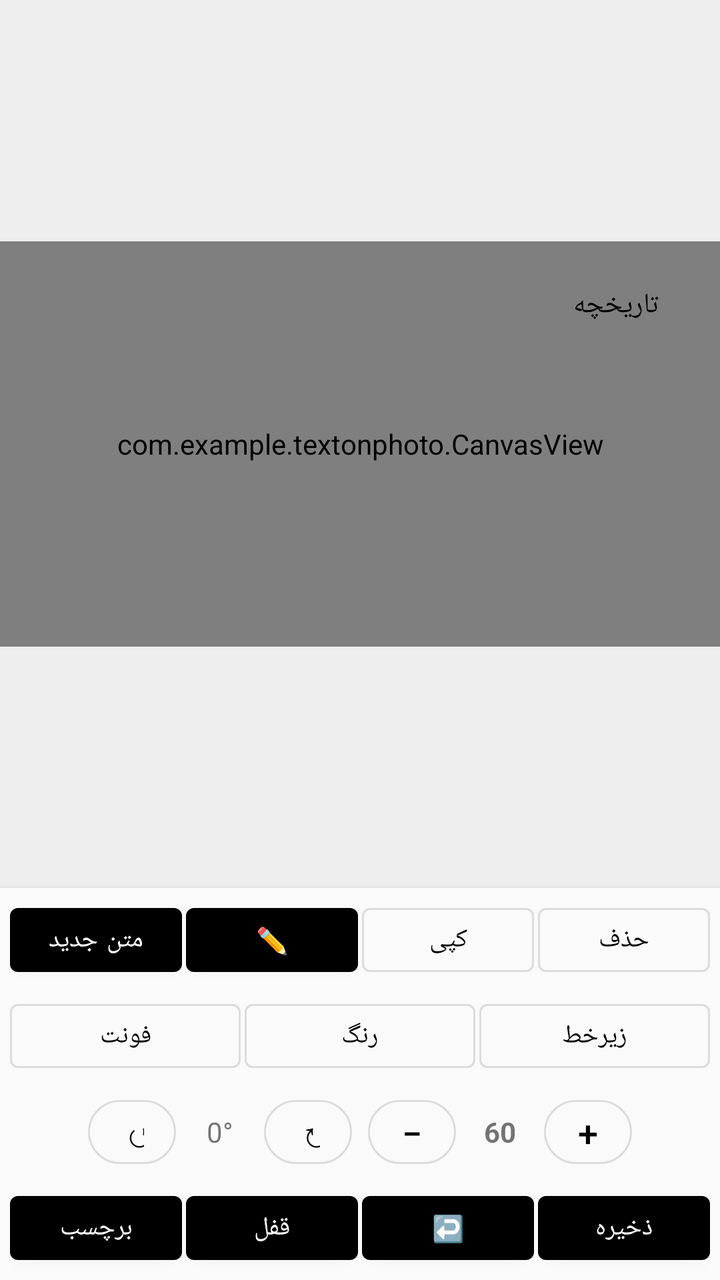
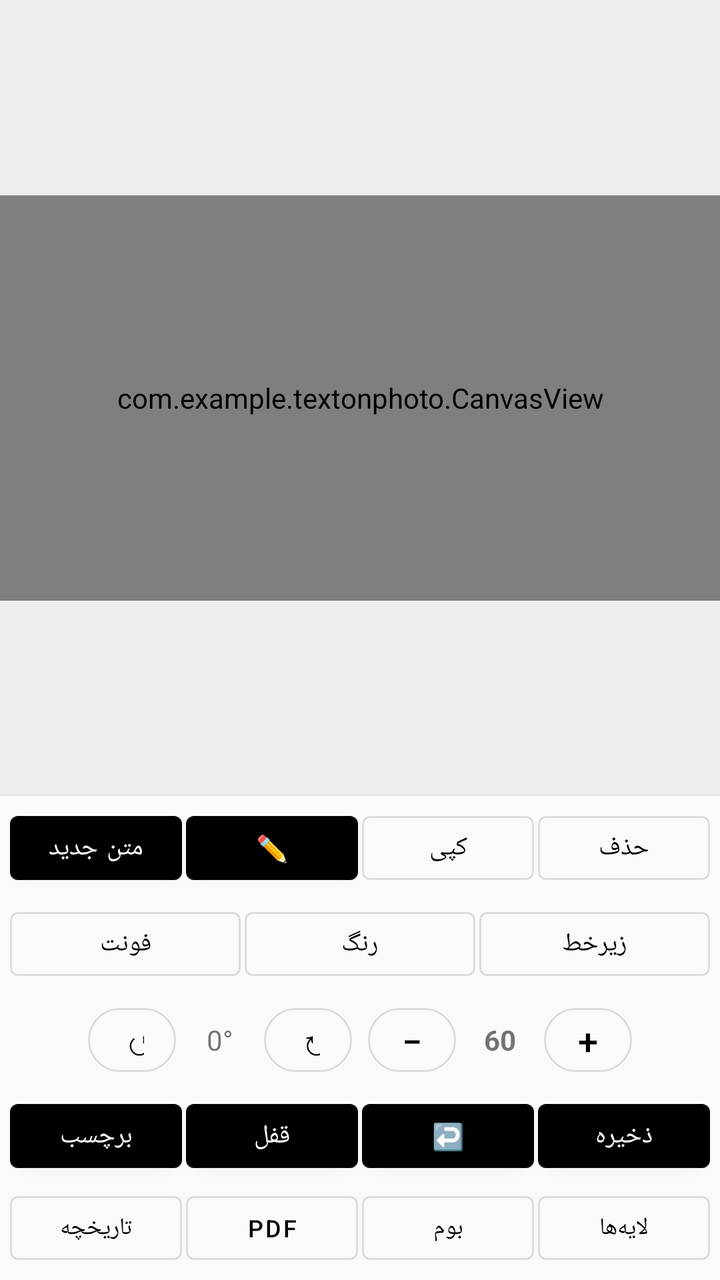

Two renders of the same Android screen: before a commit and after it. Below are the layout's source before the change and the commit's diff.
<!-- AndroidManifest.xml: application theme Theme.TextOnPhoto -->
<!-- res/layout/activity_main.xml -->
<?xml version="1.0" encoding="utf-8"?>
<androidx.constraintlayout.widget.ConstraintLayout xmlns:android="http://schemas.android.com/apk/res/android"
    xmlns:app="http://schemas.android.com/apk/res-auto"
    android:layout_width="match_parent"
    android:layout_height="match_parent"
    android:background="#EEEEEE">

    
    <FrameLayout
        android:id="@+id/canvasContainer"
        android:layout_width="0dp"
        android:layout_height="0dp"
        app:layout_constraintTop_toTopOf="parent"
        app:layout_constraintBottom_toTopOf="@+id/buttonPanel"
        app:layout_constraintStart_toStartOf="parent"
        app:layout_constraintEnd_toEndOf="parent"
        app:layout_constraintVertical_bias="0.5"
        app:layout_constraintDimensionRatio="16:9">

        <com.example.textonphoto.CanvasView
            android:id="@+id/canvasView"
            android:layout_width="match_parent"
            android:layout_height="match_parent"
            android:background="@android:color/white" />

        <com.google.android.material.button.MaterialButton
            android:id="@+id/btnHistory"
            style="@style/Widget.MaterialComponents.Button.TextButton"
            android:layout_width="wrap_content"
            android:layout_height="wrap_content"
            android:text="تاریخچه"
            android:textSize="14sp"
            android:layout_gravity="top|end"
            android:layout_margin="8dp"
            app:cornerRadius="16dp" />
    </FrameLayout>

    
    <LinearLayout
        android:id="@+id/buttonPanel"
        android:layout_width="match_parent"
        android:layout_height="wrap_content"
        android:orientation="vertical"
        android:gravity="center_horizontal"
        android:padding="4dp"
        android:background="#FAFAFA"
        android:elevation="4dp"
        app:layout_constraintBottom_toBottomOf="parent"
        app:layout_constraintStart_toStartOf="parent"
        app:layout_constraintEnd_toEndOf="parent">

        
        <LinearLayout
            android:layout_width="match_parent"
            android:layout_height="wrap_content"
            android:gravity="center"
            android:paddingBottom="2dp">

            <com.google.android.material.button.MaterialButton
                android:id="@+id/btnAddText"
                style="@style/Widget.MaterialComponents.Button"
                android:layout_width="0dp" android:layout_height="44dp" android:layout_weight="1"
                android:text="متن جدید" android:textSize="13sp" android:layout_marginHorizontal="1dp" />

            <com.google.android.material.button.MaterialButton
                android:id="@+id/btnEdit"
                style="@style/Widget.MaterialComponents.Button"
                android:layout_width="0dp" android:layout_height="44dp" android:layout_weight="1"
                android:text="✏️" android:textSize="13sp" android:layout_marginHorizontal="1dp" />

            <com.google.android.material.button.MaterialButton
                android:id="@+id/btnCopy"
                style="@style/Widget.MaterialComponents.Button.OutlinedButton"
                android:layout_width="0dp" android:layout_height="44dp" android:layout_weight="1"
                android:text="کپی" android:textSize="13sp" android:layout_marginHorizontal="1dp" />

            <com.google.android.material.button.MaterialButton
                android:id="@+id/btnDelete"
                style="@style/Widget.MaterialComponents.Button.OutlinedButton"
                android:layout_width="0dp" android:layout_height="44dp" android:layout_weight="1"
                android:text="حذف" android:textSize="13sp" android:layout_marginHorizontal="1dp" />
        </LinearLayout>

        
        <LinearLayout
            android:layout_width="match_parent"
            android:layout_height="wrap_content"
            android:gravity="center"
            android:paddingVertical="2dp">

            <com.google.android.material.button.MaterialButton
                android:id="@+id/btnFont"
                style="@style/Widget.MaterialComponents.Button.OutlinedButton"
                android:layout_width="0dp" android:layout_height="44dp" android:layout_weight="1"
                android:text="فونت" android:textSize="13sp" android:layout_marginHorizontal="1dp" />

            <com.google.android.material.button.MaterialButton
                android:id="@+id/btnColor"
                style="@style/Widget.MaterialComponents.Button.OutlinedButton"
                android:layout_width="0dp" android:layout_height="44dp" android:layout_weight="1"
                android:text="رنگ" android:textSize="13sp" android:layout_marginHorizontal="1dp" />

            <com.google.android.material.button.MaterialButton
                android:id="@+id/btnStyle"
                style="@style/Widget.MaterialComponents.Button.OutlinedButton"
                android:layout_width="0dp" android:layout_height="44dp" android:layout_weight="1"
                android:text="زیرخط" android:textSize="13sp" android:layout_marginHorizontal="1dp" />
        </LinearLayout>

        
        <LinearLayout
            android:layout_width="match_parent"
            android:layout_height="wrap_content"
            android:gravity="center"
            android:paddingVertical="2dp">

            <com.google.android.material.button.MaterialButton
                android:id="@+id/btnRotateLeft"
                style="@style/Widget.MaterialComponents.Button.OutlinedButton"
                android:layout_width="44dp" android:layout_height="44dp"
                android:text="↺" android:textSize="18sp"
                android:layout_marginEnd="2dp"
                app:cornerRadius="22dp" />

            <TextView
                android:id="@+id/tvRotation"
                android:layout_width="wrap_content" android:layout_height="44dp"
                android:gravity="center" android:minWidth="40dp"
                android:text="0°" android:textSize="14sp" />

            <com.google.android.material.button.MaterialButton
                android:id="@+id/btnRotateRight"
                style="@style/Widget.MaterialComponents.Button.OutlinedButton"
                android:layout_width="44dp" android:layout_height="44dp"
                android:text="↻" android:textSize="18sp"
                android:layout_marginStart="2dp"
                app:cornerRadius="22dp" />

            <View android:layout_width="8dp" android:layout_height="0dp" />

            <com.google.android.material.button.MaterialButton
                android:id="@+id/btnZoomOut"
                style="@style/Widget.MaterialComponents.Button.OutlinedButton"
                android:layout_width="44dp" android:layout_height="44dp"
                android:text="−" android:textSize="18sp"
                android:layout_marginEnd="2dp"
                app:cornerRadius="22dp" />

            <TextView
                android:id="@+id/tvSize"
                android:layout_width="wrap_content" android:layout_height="44dp"
                android:gravity="center" android:minWidth="40dp"
                android:text="60" android:textSize="14sp" android:textStyle="bold" />

            <com.google.android.material.button.MaterialButton
                android:id="@+id/btnZoomIn"
                style="@style/Widget.MaterialComponents.Button.OutlinedButton"
                android:layout_width="44dp" android:layout_height="44dp"
                android:text="+" android:textSize="18sp"
                android:layout_marginStart="2dp"
                app:cornerRadius="22dp" />
        </LinearLayout>

        
        <LinearLayout
            android:layout_width="match_parent"
            android:layout_height="wrap_content"
            android:gravity="center"
            android:paddingTop="2dp">

            <com.google.android.material.button.MaterialButton
                android:id="@+id/btnSticker"
                style="@style/Widget.MaterialComponents.Button"
                android:layout_width="0dp" android:layout_height="44dp" android:layout_weight="1"
                android:text="برچسب" android:textSize="13sp" android:layout_marginHorizontal="1dp" />

            <com.google.android.material.button.MaterialButton
                android:id="@+id/btnLock"
                style="@style/Widget.MaterialComponents.Button"
                android:layout_width="0dp" android:layout_height="44dp" android:layout_weight="1"
                android:text="قفل" android:textSize="13sp" android:layout_marginHorizontal="1dp" />

            <com.google.android.material.button.MaterialButton
                android:id="@+id/btnUndo"
                style="@style/Widget.MaterialComponents.Button"
                android:layout_width="0dp" android:layout_height="44dp" android:layout_weight="1"
                android:text="↩️" android:textSize="13sp" android:layout_marginHorizontal="1dp" />

            <com.google.android.material.button.MaterialButton
                android:id="@+id/btnSave"
                style="@style/Widget.MaterialComponents.Button"
                android:layout_width="0dp" android:layout_height="44dp" android:layout_weight="1"
                android:text="ذخیره" android:textSize="13sp" android:layout_marginHorizontal="1dp" />
        </LinearLayout>
    </LinearLayout>

</androidx.constraintlayout.widget.ConstraintLayout>
<!-- resources referenced by this layout -->
<resources>
  <style name="Theme.TextOnPhoto" parent="Theme.MaterialComponents.DayNight.DarkActionBar">
          <item name="colorPrimary">#000000</item>
          <item name="colorPrimaryVariant">#000000</item>
          <item name="colorOnPrimary">@android:color/white</item>
      </style>
</resources>

<!-- the commit's change to res/layout/activity_main.xml (unified diff, before → after) -->
@@ -5,7 +5,6 @@
     android:layout_height="match_parent"
     android:background="#EEEEEE">
 
-    
     <FrameLayout
         android:id="@+id/canvasContainer"
         android:layout_width="0dp"
@@ -23,16 +22,6 @@
             android:layout_height="match_parent"
             android:background="@android:color/white" />
 
-        <com.google.android.material.button.MaterialButton
-            android:id="@+id/btnHistory"
-            style="@style/Widget.MaterialComponents.Button.TextButton"
-            android:layout_width="wrap_content"
-            android:layout_height="wrap_content"
-            android:text="تاریخچه"
-            android:textSize="14sp"
-            android:layout_gravity="top|end"
-            android:layout_margin="8dp"
-            app:cornerRadius="16dp" />
     </FrameLayout>
 
     
@@ -119,8 +108,7 @@
                 style="@style/Widget.MaterialComponents.Button.OutlinedButton"
                 android:layout_width="44dp" android:layout_height="44dp"
                 android:text="↺" android:textSize="18sp"
-                android:layout_marginEnd="2dp"
-                app:cornerRadius="22dp" />
+                android:layout_marginEnd="2dp" app:cornerRadius="22dp" />
 
             <TextView
                 android:id="@+id/tvRotation"
@@ -133,8 +121,7 @@
                 style="@style/Widget.MaterialComponents.Button.OutlinedButton"
                 android:layout_width="44dp" android:layout_height="44dp"
                 android:text="↻" android:textSize="18sp"
-                android:layout_marginStart="2dp"
-                app:cornerRadius="22dp" />
+                android:layout_marginStart="2dp" app:cornerRadius="22dp" />
 
             <View android:layout_width="8dp" android:layout_height="0dp" />
 
@@ -143,8 +130,7 @@
                 style="@style/Widget.MaterialComponents.Button.OutlinedButton"
                 android:layout_width="44dp" android:layout_height="44dp"
                 android:text="−" android:textSize="18sp"
-                android:layout_marginEnd="2dp"
-                app:cornerRadius="22dp" />
+                android:layout_marginEnd="2dp" app:cornerRadius="22dp" />
 
             <TextView
                 android:id="@+id/tvSize"
@@ -157,8 +143,7 @@
                 style="@style/Widget.MaterialComponents.Button.OutlinedButton"
                 android:layout_width="44dp" android:layout_height="44dp"
                 android:text="+" android:textSize="18sp"
-                android:layout_marginStart="2dp"
-                app:cornerRadius="22dp" />
+                android:layout_marginStart="2dp" app:cornerRadius="22dp" />
         </LinearLayout>
 
         
@@ -192,6 +177,38 @@
                 android:layout_width="0dp" android:layout_height="44dp" android:layout_weight="1"
                 android:text="ذخیره" android:textSize="13sp" android:layout_marginHorizontal="1dp" />
         </LinearLayout>
+
+        
+        <LinearLayout
+            android:layout_width="match_parent"
+            android:layout_height="wrap_content"
+            android:gravity="center"
+            android:paddingTop="2dp">
+
+            <com.google.android.material.button.MaterialButton
+                android:id="@+id/btnHistory"
+                style="@style/Widget.MaterialComponents.Button.OutlinedButton"
+                android:layout_width="0dp" android:layout_height="44dp" android:layout_weight="1"
+                android:text="تاریخچه" android:textSize="12sp" android:layout_marginHorizontal="1dp" />
+
+            <com.google.android.material.button.MaterialButton
+                android:id="@+id/btnPdf"
+                style="@style/Widget.MaterialComponents.Button.OutlinedButton"
+                android:layout_width="0dp" android:layout_height="44dp" android:layout_weight="1"
+                android:text="PDF" android:textSize="12sp" android:layout_marginHorizontal="1dp" />
+
+            <com.google.android.material.button.MaterialButton
+                android:id="@+id/btnCanvasSize"
+                style="@style/Widget.MaterialComponents.Button.OutlinedButton"
+                android:layout_width="0dp" android:layout_height="44dp" android:layout_weight="1"
+                android:text="بوم" android:textSize="12sp" android:layout_marginHorizontal="1dp" />
+
+            <com.google.android.material.button.MaterialButton
+                android:id="@+id/btnLayers"
+                style="@style/Widget.MaterialComponents.Button.OutlinedButton"
+                android:layout_width="0dp" android:layout_height="44dp" android:layout_weight="1"
+                android:text="لایه‌ها" android:textSize="12sp" android:layout_marginHorizontal="1dp" />
+        </LinearLayout>
     </LinearLayout>
 
 </androidx.constraintlayout.widget.ConstraintLayout>
